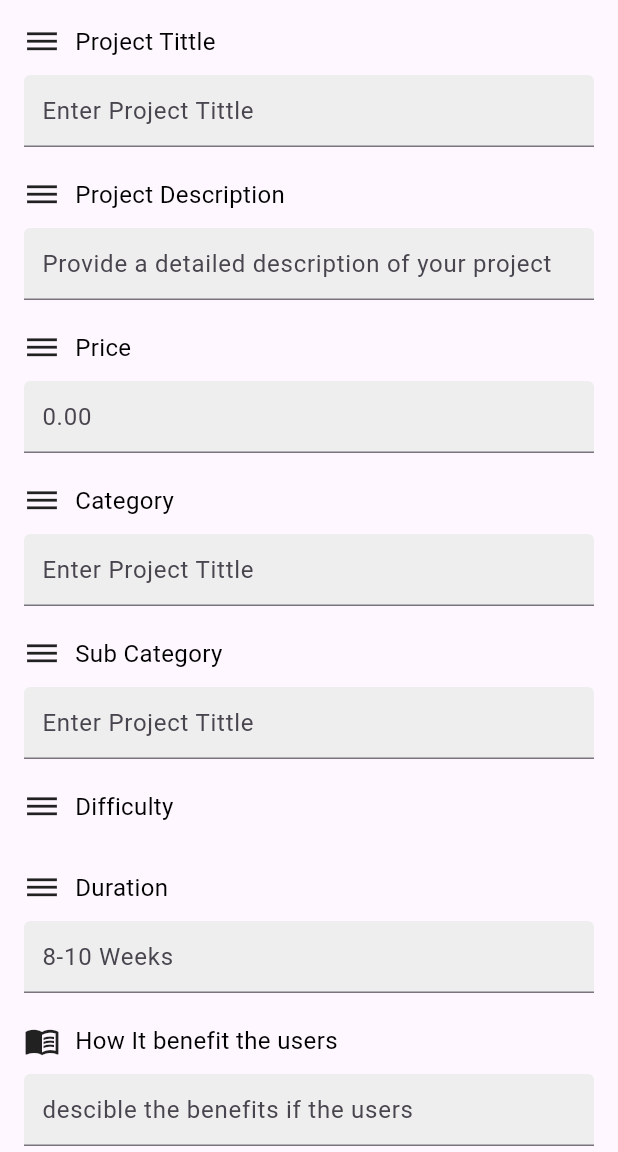
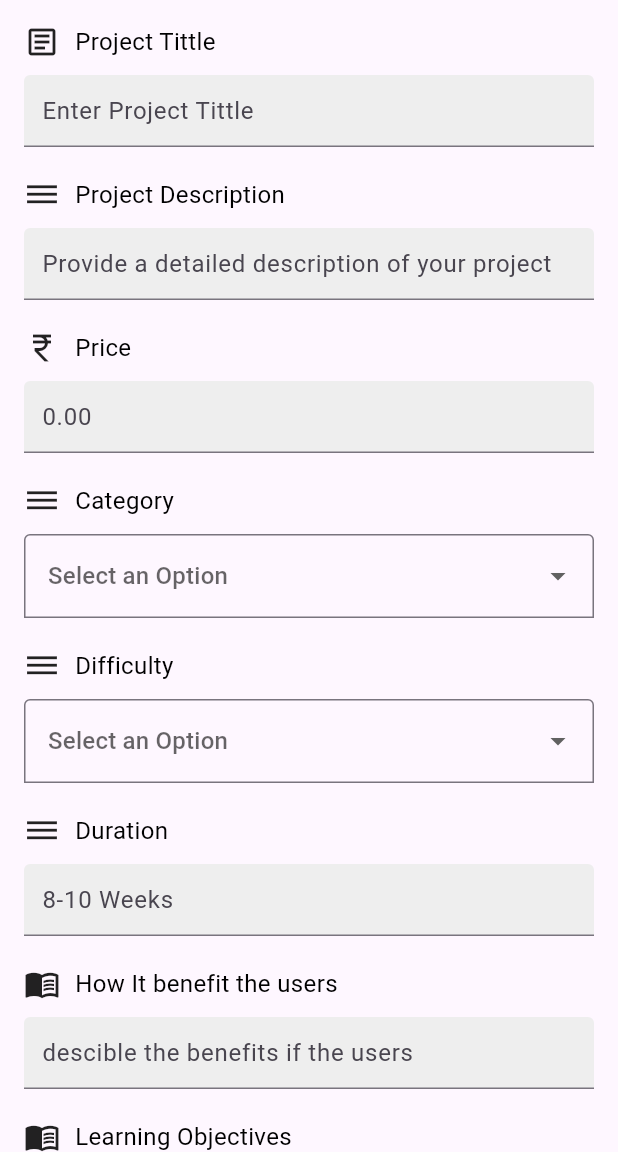
Before and after one commit to Darshanrgowda54/Flutter, a Flutter app: the HomePage screen opened directly, on a phone screen of 412 x 824 dp, the part 84-1236 px from its top. Run offline on Flutter 3.47's test engine with Material 3 defaults, Android fonts, the phone set to English and light mode, and no system bars; our stand-ins replace cloud_firestore, firebase_auth, firebase_core; missing offline and left inert: open_app_file; accounts and stored records are empty; generated files the repository leaves out were written again.

Commit message:
update some ui changes in addUser.dart file

```diff
--- a/application_form_project/lib/home_page.dart
+++ b/application_form_project/lib/home_page.dart
@@ -1,5 +1,7 @@
 import 'package:application_form_project/my_textfield.dart';
 import 'package:application_form_project/mytext.dart';
+import 'package:cloud_firestore/cloud_firestore.dart';
+import 'package:firebase_core/firebase_core.dart';
 import 'package:flutter/material.dart';
 
 class HomePage extends StatefulWidget {
@@ -10,8 +12,35 @@ class HomePage extends StatefulWidget {
 }
 
 class _HomePage extends State<HomePage> {
-  String? select;
-  List<String> dropDownList = ['Easy', 'Medium', 'Hard'];
+  Future<void> pushNow() async {
+    if (!isChecked) {
+      ScaffoldMessenger.of(context).showSnackBar(
+        SnackBar(content: Text("Please accept Terms & Conditions ")),
+      );
+    }
+
+    try {
+      await FirebaseFirestore.instance.collection("Project Details").add(
+
+      )
+    } catch (error) {
+      ScaffoldMessenger.of(
+        context,
+      ).showSnackBar(SnackBar(content: Text("Push Now Failed")));
+    }
+  }
+
+  String? selectItemDifficulty;
+  String? selectItemCategory;
+
+  List<String> dropDownListCategory = [
+    "Mobile Application",
+    "Web Application",
+    "IOT Based",
+    "Embedded System",
+    "Others",
+  ];
+  List<String> dropDownListDifficulty = ['Easy', 'Medium', 'Hard'];
   bool isChecked = false;
 
   final TextEditingController projectTittleController = TextEditingController();
@@ -19,7 +48,7 @@ class _HomePage extends State<HomePage> {
       TextEditingController();
   final TextEditingController priceController = TextEditingController();
   final TextEditingController categoryController = TextEditingController();
-  final TextEditingController subCategoryController = TextEditingController();
+  // final TextEditingController subCategoryController = TextEditingController();
   final TextEditingController diffcultyController = TextEditingController();
   final TextEditingController duractionController = TextEditingController();
   final TextEditingController userBenefitsController = TextEditingController();
@@ -51,7 +80,7 @@ class _HomePage extends State<HomePage> {
             child: Column(
               crossAxisAlignment: CrossAxisAlignment.start,
               children: [
-                Mytext(text: "Project Tittle", icon: Icons.dehaze),
+                Mytext(text: "Project Tittle", icon: Icons.article_outlined),
                 SizedBox(height: 10),
                 MyTextfield(
                   hintText: "Enter Project Tittle",
@@ -67,58 +96,87 @@ class _HomePage extends State<HomePage> {
                 ),
 
                 SizedBox(height: 20),
-                Mytext(text: "Price", icon: Icons.dehaze),
+                Mytext(text: "Price", icon: Icons.currency_rupee),
                 SizedBox(height: 10),
                 MyTextfield(hintText: "0.00", controller: priceController),
 
+                // SizedBox(height: 20),
+                // Mytext(text: "Sub Category", icon: Icons.dehaze),
+                // SizedBox(height: 10),
+                // Container(
+                //   decoration: BoxDecoration(
+                //     color: Colors.grey[200],
+                //     borderRadius: BorderRadius.only(
+                //       topRight: Radius.circular(4),
+                //       topLeft: Radius.circular(4),
+                //     ),
+                //   ),
+                //   child: TextField(
+                //     controller: categoryController,
+                //     decoration: InputDecoration(
+                //       hintText: "Enter Project Tittle",
+                //       contentPadding: EdgeInsets.only(left: 12),
+                //     ),
+                //   ),
+                // ),
                 SizedBox(height: 20),
                 Mytext(text: "Category", icon: Icons.dehaze),
                 SizedBox(height: 10),
-                Container(
-                  decoration: BoxDecoration(
-                    color: Colors.grey[200],
-                    borderRadius: BorderRadius.only(
-                      topRight: Radius.circular(4),
-                      topLeft: Radius.circular(4),
+                DropdownButtonFormField<String>(
+                  hint: Text("Select an Option"),
+                  initialValue: selectItemCategory,
+                  decoration: InputDecoration(
+                    border: OutlineInputBorder(
+                      borderRadius: BorderRadius.only(
+                        topLeft: Radius.circular(4),
+                        topRight: Radius.circular(4),
+                      ),
                     ),
                   ),
-                  child: TextField(
-                    controller: categoryController,
-                    decoration: InputDecoration(
-                      hintText: "Enter Project Tittle",
-                      contentPadding: EdgeInsets.only(left: 12),
-                    ),
-                  ),
-                ),
-
-                SizedBox(height: 20),
-                Mytext(text: "Sub Category", icon: Icons.dehaze),
-                SizedBox(height: 10),
-                Container(
-                  decoration: BoxDecoration(
-                    color: Colors.grey[200],
-                    borderRadius: BorderRadius.only(
-                      topRight: Radius.circular(4),
-                      topLeft: Radius.circular(4),
-                    ),
-                  ),
-                  child: TextField(
-                    controller: subCategoryController,
-                    decoration: InputDecoration(
-                      hintText: "Enter Project Tittle",
-                      contentPadding: EdgeInsets.only(left: 12),
-                    ),
-                  ),
+                  items: dropDownListCategory.map<DropdownMenuItem<String>>((
+                    String initialValue,
+                  ) {
+                    return DropdownMenuItem(
+                      value: initialValue,
+                      child: Text(initialValue),
+                    );
+                  }).toList(),
+                  onChanged: (String? newValue) {
+                    setState(() {
+                      selectItemCategory = newValue;
+                    });
+                  },
                 ),
 
                 SizedBox(height: 20),
                 Mytext(text: "Difficulty", icon: Icons.dehaze),
                 SizedBox(height: 10),
+                DropdownButtonFormField<String>(
+                  hint: Text("Select an Option"),
+                  initialValue: selectItemDifficulty,
+                  decoration: InputDecoration(
+                    border: OutlineInputBorder(
+                      borderRadius: BorderRadius.only(
+                        topLeft: Radius.circular(4),
+                        topRight: Radius.circular(4),
+                      ),
+                    ),
+                  ),
+                  items: dropDownListDifficulty.map<DropdownMenuItem<String>>((
+                    String initialValue,
+                  ) {
+                    return DropdownMenuItem<String>(
+                      value: initialValue,
+                      child: Text(initialValue),
+                    );
+                  }).toList(),
+                  onChanged: (String? newValue) {
+                    setState(() {
+                      selectItemDifficulty = newValue;
+                    });
+                  },
+                ),
 
-                // MyTextfield(
-                //   hintText: "8-10 Weeks",
-                //   controller: DiffcultyController,
-                // ),
                 SizedBox(height: 20),
                 Mytext(text: "Duration", icon: Icons.dehaze),
                 SizedBox(height: 10),
@@ -189,14 +247,14 @@ class _HomePage extends State<HomePage> {
                         debugPrint("......terms & conditions Clicked........");
                       },
                       child: Text(
-                        "terms and conditions",
+                        " terms and conditions",
                         style: TextStyle(color: Colors.blue[800], fontSize: 16),
                       ),
                     ),
                   ],
                 ),
 
-                SizedBox(height: 40),
+                SizedBox(height: 20),
                 ElevatedButton(
                   style: ElevatedButton.styleFrom(
                     backgroundColor: Colors.white,
@@ -209,6 +267,9 @@ class _HomePage extends State<HomePage> {
                   ),
                   onPressed: () {
                     debugPrint(".......save now button clicked.........");
+                    ScaffoldMessenger.of(
+                      context,
+                    ).showSnackBar(SnackBar(content: Text("Data Saved")));
                   },
                   child: Text(
                     "Save Now",
```
Also changed, not shown: firebase_data_integration/lib/Add/addUser.dart (+11 -2 lines).
